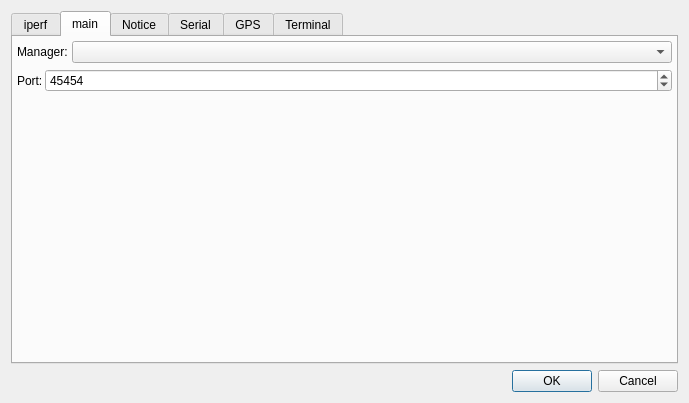
coolshou/qiperf, file qiperfc/src/dlgoption.ui: the form before one commit.
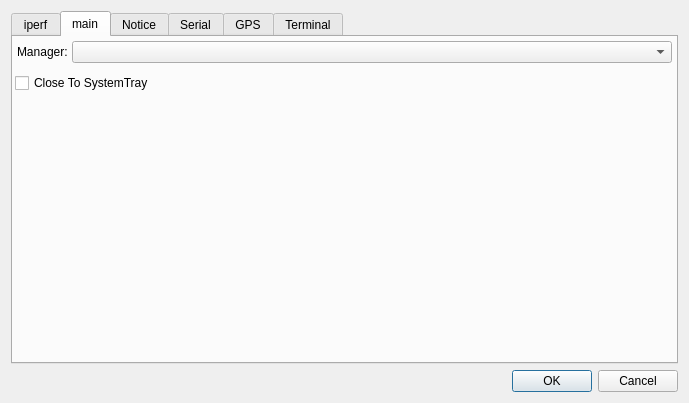
The form after the commit. The open tabs and pages were chosen to show the change. Icons and pictures are not drawn.

Patch:
```diff
--- a/qiperfc/src/dlgoption.ui
+++ b/qiperfc/src/dlgoption.ui
@@ -287,7 +287,7 @@
        </item>
        <item>
         <widget class="QWidget" name="widget_8" native="true">
-         <layout class="QHBoxLayout" name="horizontalLayout_7" stretch="0,1">
+         <layout class="QHBoxLayout" name="horizontalLayout_7" stretch="">
           <property name="spacing">
            <number>2</number>
           </property>
@@ -303,26 +303,16 @@
           <property name="bottomMargin">
            <number>2</number>
           </property>
-          <item>
-           <widget class="QLabel" name="label_8">
-            <property name="text">
-             <string>Port:</string>
-            </property>
-           </widget>
-          </item>
-          <item>
-           <widget class="QSpinBox" name="sb_port">
-            <property name="maximum">
-             <number>65535</number>
-            </property>
-            <property name="value">
-             <number>45454</number>
-            </property>
-           </widget>
-          </item>
          </layout>
         </widget>
        </item>
+       <item>
+        <widget class="QCheckBox" name="cbCloseToSysTray">
+         <property name="text">
+          <string>Close To SystemTray</string>
+         </property>
+        </widget>
+       </item>
        <item>
         <spacer name="verticalSpacer_2">
          <property name="orientation">
```
Left out of the diff: 2 changed lines with no effect on the pictures.
